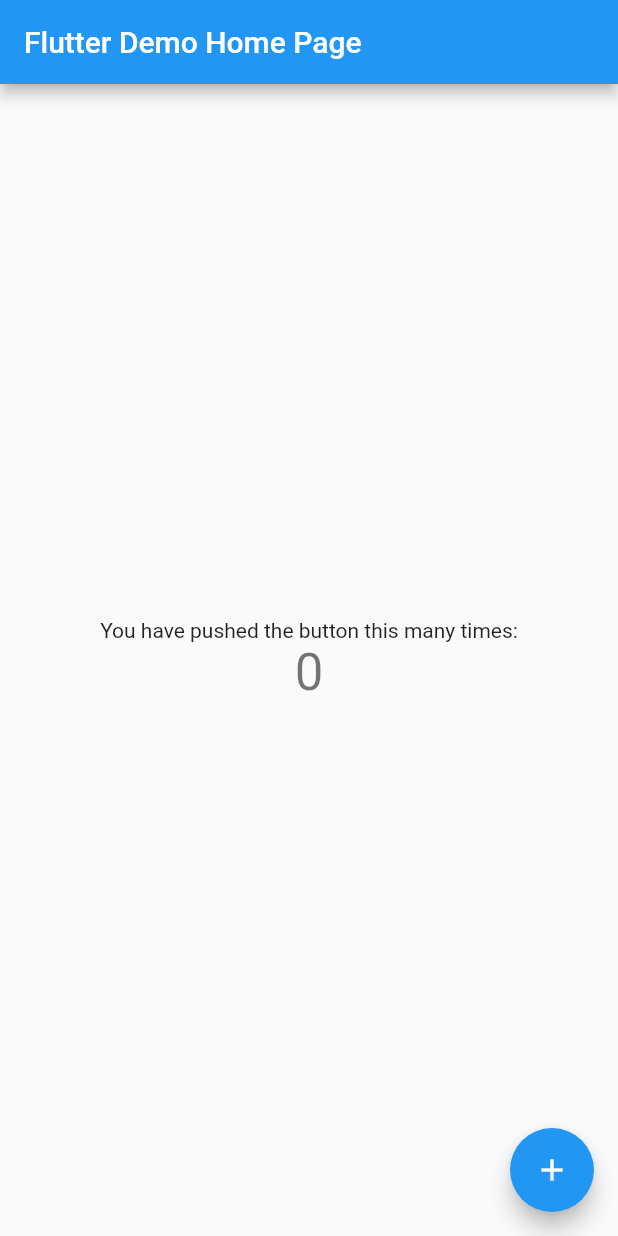
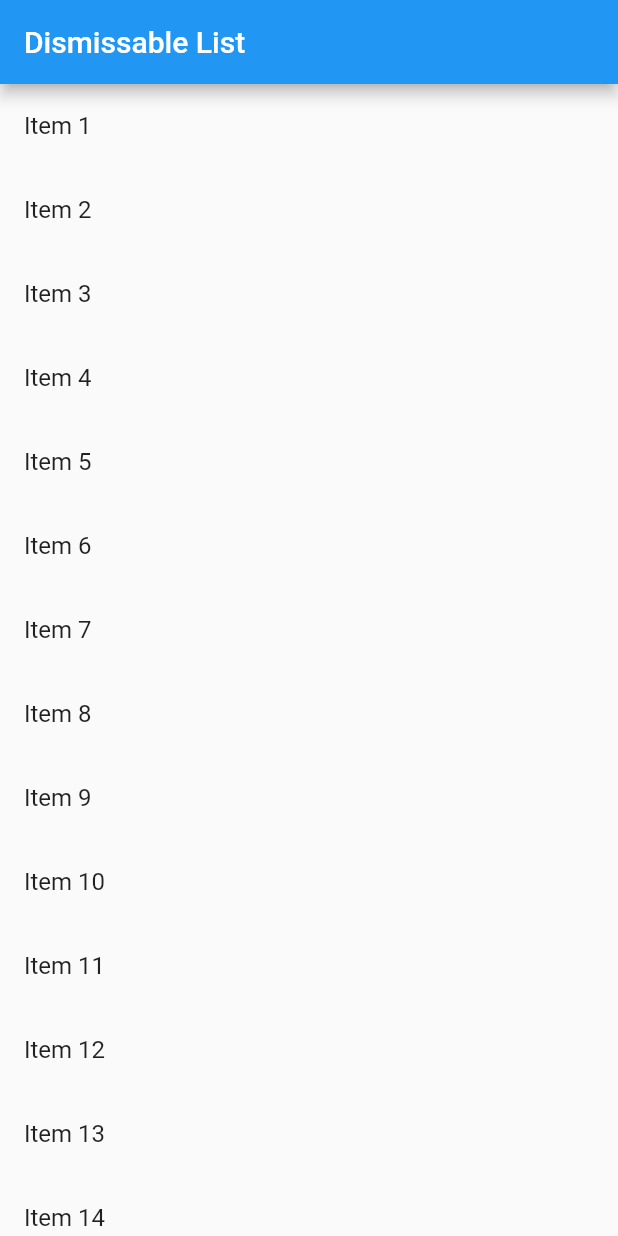
Before and after one commit to jithinlal/flutter_cookbook, a Flutter app: the screen it shows after launch, on a phone screen of 412 x 824 dp. Run offline on Flutter 3.47's test engine with Material 2 defaults, Android fonts, the phone set to English and light mode, and no system bars.

Commit message:
Gestures final

```diff
--- a/gestures_101/lib/main.dart
+++ b/gestures_101/lib/main.dart
@@ -1,111 +1,87 @@
+import 'package:flutter/cupertino.dart';
 import 'package:flutter/material.dart';
 
-void main() => runApp(MyApp());
+// 1. Simple gesture detector button
+// 2. Dismissable example
+void main() => runApp(CustomDismissList());
 
-class MyApp extends StatelessWidget {
-  // This widget is the root of your application.
+class MyCustomButton extends StatelessWidget {
   @override
   Widget build(BuildContext context) {
     return MaterialApp(
-      title: 'Flutter Demo',
-      theme: ThemeData(
-        // This is the theme of your application.
-        //
-        // Try running your application with "flutter run". You'll see the
-        // application has a blue toolbar. Then, without quitting the app, try
-        // changing the primarySwatch below to Colors.green and then invoke
-        // "hot reload" (press "r" in the console where you ran "flutter run",
-        // or simply save your changes to "hot reload" in a Flutter IDE).
-        // Notice that the counter didn't reset back to zero; the application
-        // is not restarted.
-        primarySwatch: Colors.blue,
+      title: 'Ripple Effect Button',
+      home: Scaffold(
+        appBar: AppBar(
+          title: Text('Custom Ripple'),
+        ),
+        body: Builder(
+          builder: (context2) => Center(
+                child: GestureDetector(
+                  onTap: () {
+                    final snackBar = SnackBar(
+                      content: Text('Hai'),
+                    );
+                    Scaffold.of(context2).showSnackBar(snackBar);
+                  },
+                  child: Container(
+                    padding: EdgeInsets.all(16.0),
+                    decoration: BoxDecoration(
+                      color: Theme.of(context2).buttonColor,
+                      borderRadius: BorderRadius.circular(8.0),
+                    ),
+                    child: Text('Cick Me!'),
+                  ),
+                ),
+              ),
+        ),
       ),
-      home: MyHomePage(title: 'Flutter Demo Home Page'),
     );
   }
 }
 
-class MyHomePage extends StatefulWidget {
-  MyHomePage({Key key, this.title}) : super(key: key);
-
-  // This widget is the home page of your application. It is stateful, meaning
-  // that it has a State object (defined below) that contains fields that affect
-  // how it looks.
-
-  // This class is the configuration for the state. It holds the values (in this
-  // case the title) provided by the parent (in this case the App widget) and
-  // used by the build method of the State. Fields in a Widget subclass are
-  // always marked "final".
-
-  final String title;
-
+class CustomDismissList extends StatefulWidget {
   @override
-  _MyHomePageState createState() => _MyHomePageState();
+  _CustomDismissListState createState() => _CustomDismissListState();
 }
 
-class _MyHomePageState extends State<MyHomePage> {
-  int _counter = 0;
-
-  void _incrementCounter() {
-    setState(() {
-      // This call to setState tells the Flutter framework that something has
-      // changed in this State, which causes it to rerun the build method below
-      // so that the display can reflect the updated values. If we changed
-      // _counter without calling setState(), then the build method would not be
-      // called again, and so nothing would appear to happen.
-      _counter++;
-    });
-  }
+class _CustomDismissListState extends State<CustomDismissList> {
+  final items = List<String>.generate(30, (i) => 'Item ${i + 1}');
 
   @override
   Widget build(BuildContext context) {
-    // This method is rerun every time setState is called, for instance as done
-    // by the _incrementCounter method above.
-    //
-    // The Flutter framework has been optimized to make rerunning build methods
-    // fast, so that you can just rebuild anything that needs updating rather
-    // than having to individually change instances of widgets.
-    return Scaffold(
-      appBar: AppBar(
-        // Here we take the value from the MyHomePage object that was created by
-        // the App.build method, and use it to set our appbar title.
-        title: Text(widget.title),
-      ),
-      body: Center(
-        // Center is a layout widget. It takes a single child and positions it
-        // in the middle of the parent.
-        child: Column(
-          // Column is also layout widget. It takes a list of children and
-          // arranges them vertically. By default, it sizes itself to fit its
-          // children horizontally, and tries to be as tall as its parent.
-          //
-          // Invoke "debug painting" (press "p" in the console, choose the
-          // "Toggle Debug Paint" action from the Flutter Inspector in Android
-          // Studio, or the "Toggle Debug Paint" command in Visual Studio Code)
-          // to see the wireframe for each widget.
-          //
-          // Column has various properties to control how it sizes itself and
-          // how it positions its children. Here we use mainAxisAlignment to
-          // center the children vertically; the main axis here is the vertical
-          // axis because Columns are vertical (the cross axis would be
-          // horizontal).
-          mainAxisAlignment: MainAxisAlignment.center,
-          children: <Widget>[
-            Text(
-              'You have pushed the button this many times:',
-            ),
-            Text(
-              '$_counter',
-              style: Theme.of(context).textTheme.display1,
-            ),
-          ],
+    return MaterialApp(
+      title: 'Dismissable List Tiles',
+      home: Scaffold(
+        appBar: AppBar(
+          title: Text('Dismissable List'),
+        ),
+        body: ListView.builder(
+          itemCount: items.length,
+          itemBuilder: (context, index) {
+            final item = items[index];
+            return Dismissible(
+              key: Key(item),
+              onDismissed: (direction) {
+                setState(() {
+                  items.removeAt(index);
+                });
+                Scaffold.of(context).showSnackBar(
+                  SnackBar(
+                    content: Text('$item dimissed'),
+                  ),
+                );
+              },
+              direction: DismissDirection.endToStart,
+              background: Container(
+                color: Colors.red,
+              ),
+              child: ListTile(
+                title: Text('${items[index]}'),
+              ),
+            );
+          },
         ),
       ),
-      floatingActionButton: FloatingActionButton(
-        onPressed: _incrementCounter,
-        tooltip: 'Increment',
-        child: Icon(Icons.add),
-      ), // This trailing comma makes auto-formatting nicer for build methods.
     );
   }
 }
```
